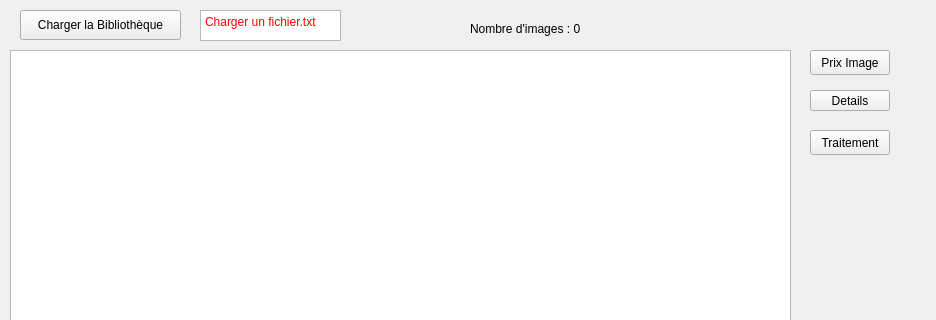
Before: the Qt Designer form Descripteurs/tessst/bibliowindow.ui in TomAuclin/PROJETC_LMLTM, drawn with Qt 5; both pictures show x 0 to 936 and y 0 to 320 of the 936 by 587 pixel window.
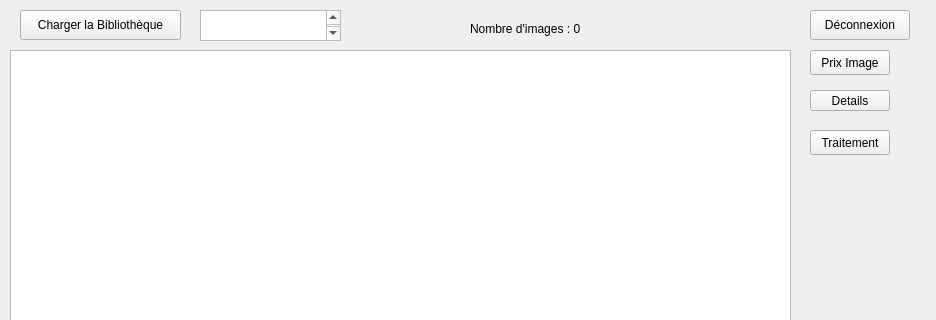
After: the same form once the commit is applied.

```diff
--- a/Descripteurs/tessst/bibliowindow.ui
+++ b/Descripteurs/tessst/bibliowindow.ui
@@ -89,6 +89,19 @@
      <string>Prix Image</string>
     </property>
    </widget>
+            <widget class="QPushButton" name="Deco">
+                <property name="geometry">
+                    <rect>
+                        <x>810</x>
+                        <y>10</y>
+                        <width>100</width>
+                        <height>30</height>
+                    </rect>
+                </property>
+                <property name="text">
+                    <string>Déconnexion</string>
+                </property>
+            </widget>
    <widget class="QTextEdit" name="textEdit">
     <property name="geometry">
      <rect>
@@ -99,14 +112,21 @@
      </rect>
     </property>
     <property name="html">
-     <string>&lt;!DOCTYPE HTML PUBLIC &quot;-//W3C//DTD HTML 4.0//EN&quot; &quot;http://www.w3.org/TR/REC-html40/strict.dtd&quot;&gt;
-&lt;html&gt;&lt;head&gt;&lt;meta name=&quot;qrichtext&quot; content=&quot;1&quot; /&gt;&lt;meta charset=&quot;utf-8&quot; /&gt;&lt;style type=&quot;text/css&quot;&gt;
-p, li { white-space: pre-wrap; }
-hr { height: 1px; border-width: 0; }
-li.unchecked::marker { content: &quot;\2610&quot;; }
-li.checked::marker { content: &quot;\2612&quot;; }
-&lt;/style&gt;&lt;/head&gt;&lt;body style=&quot; font-family:'Sans Serif'; font-size:9pt; font-weight:400; font-style:normal;&quot;&gt;
-&lt;p style=&quot; margin-top:0px; margin-bottom:0px; margin-left:0px; margin-right:0px; -qt-block-indent:0; text-indent:0px;&quot;&gt;&lt;span style=&quot; color:#ff0000;&quot;&gt;Charger un fichier.txt&lt;/span&gt;&lt;/p&gt;&lt;/body&gt;&lt;/html&gt;</string>
+                    <string>&lt;!DOCTYPE HTML PUBLIC &quot;-//W3C//DTD HTML 4.0//EN&quot;
+                        &quot;http://www.w3.org/TR/REC-html40/strict.dtd&quot;&gt;
+                        &lt;html&gt;&lt;head&gt;&lt;meta name=&quot;qrichtext&quot;
+                        content=&quot;1&quot; /&gt;&lt;meta charset=&quot;utf-8&quot; /&gt;&lt;style
+                        type=&quot;text/css&quot;&gt;
+                        p, li { white-space: pre-wrap; }
+                        hr { height: 1px; border-width: 0; }
+                        li.unchecked::marker { content: &quot;\2610&quot;; }
+                        li.checked::marker { content: &quot;\2612&quot;; }
+                        &lt;/style&gt;&lt;/head&gt;&lt;body style=&quot; font-family:'Sans Serif';
+                        font-size:9pt; font-weight:400; font-style:normal;&quot;&gt;
+                        &lt;p style=&quot; margin-top:0px; margin-bottom:0px; margin-left:0px;
+                        margin-right:0px; -qt-block-indent:0; text-indent:0px;&quot;&gt;&lt;span
+                        style=&quot; color:#ff0000;&quot;&gt;Charger un
+                        fichier.txt&lt;/span&gt;&lt;/p&gt;&lt;/body&gt;&lt;/html&gt;</string>
     </property>
    </widget>
    <widget class="QLabel" name="labelImageCount">
```
Left out of the diff: 8 changed lines with no effect on the pictures. Lines whose indentation alone changed are shown as unchanged.
